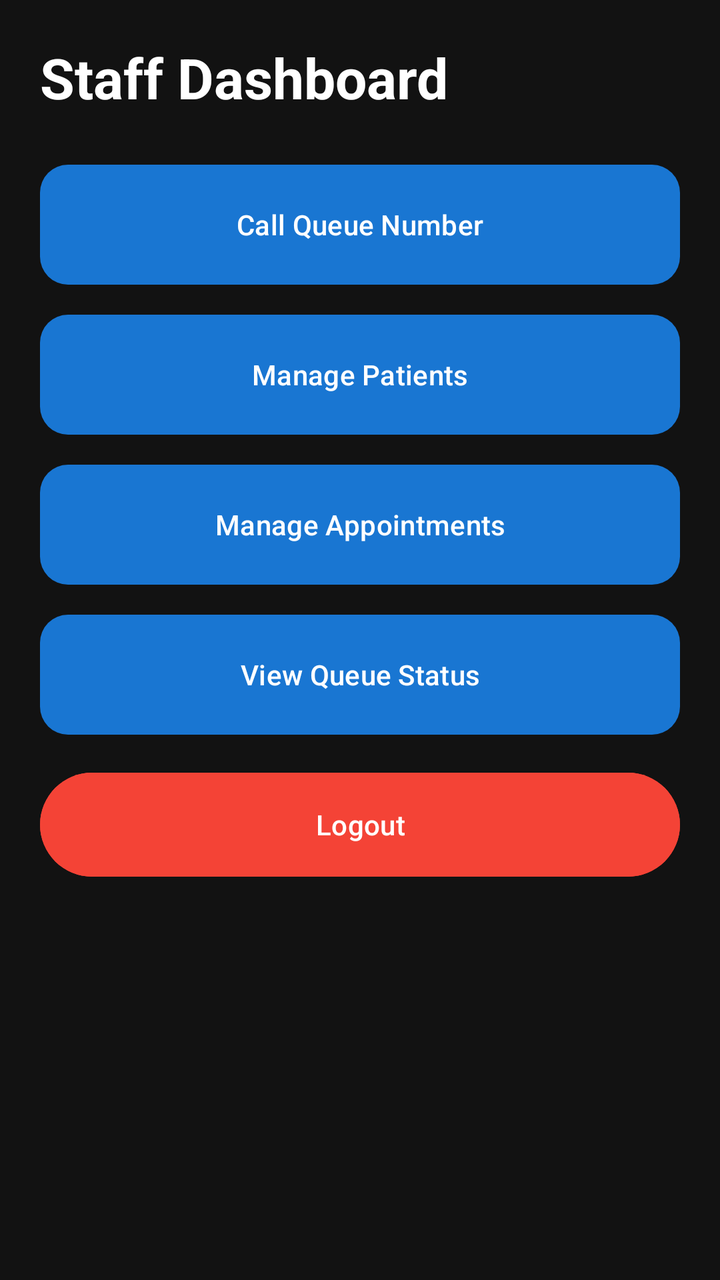
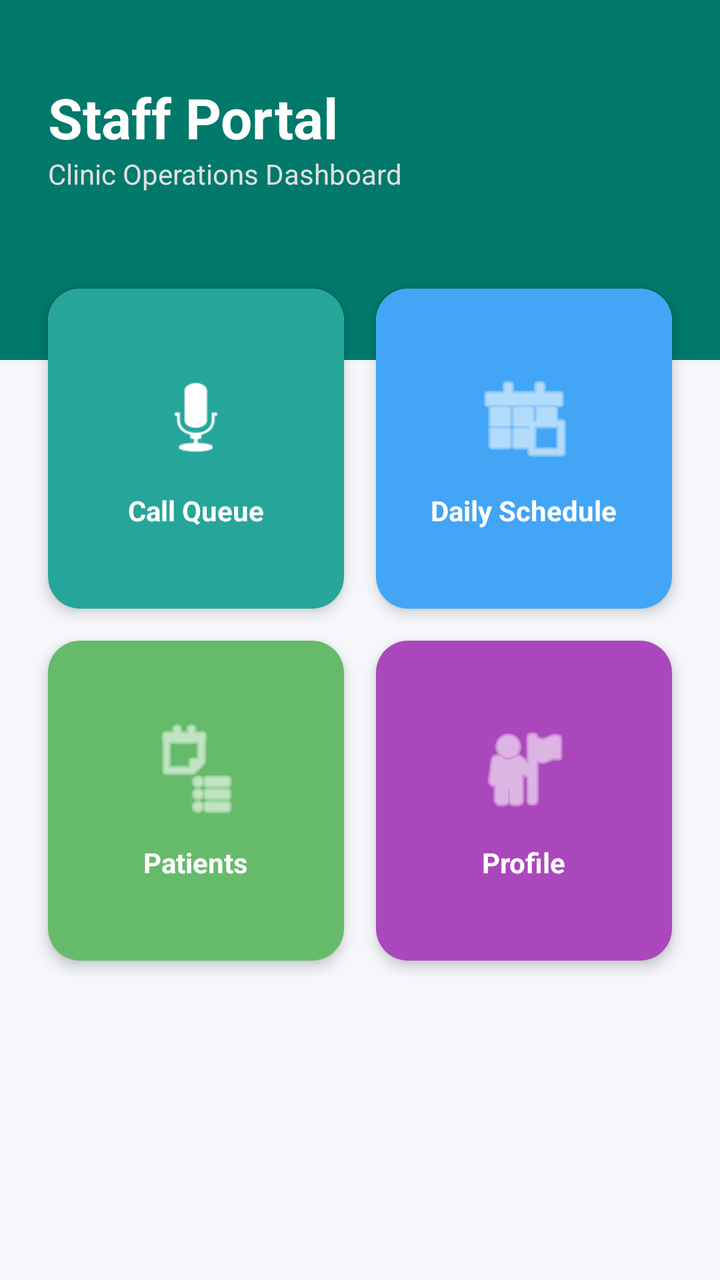

Screens rendered from an Android XML layout before and after an edit, with the pre-edit source and the edit as a unified diff.
<!-- AndroidManifest.xml: application theme Theme.GlenEzyCareApps -->
<!-- res/layout/activity_staff_dash_board.xml -->
<?xml version="1.0" encoding="utf-8"?>
<ScrollView xmlns:android="http://schemas.android.com/apk/res/android"
    android:layout_width="match_parent"
    android:layout_height="match_parent"
    android:background="#121212">

    <LinearLayout
        android:layout_width="match_parent"
        android:layout_height="wrap_content"
        android:orientation="vertical"
        android:padding="20dp">

        <TextView
            android:layout_width="wrap_content"
            android:layout_height="wrap_content"
            android:text="Staff Dashboard"
            android:textColor="#FFFFFF"
            android:textSize="28sp"
            android:textStyle="bold"
            android:layout_marginBottom="25dp"/>

        <Button
            android:id="@+id/btnCallQueue"
            android:layout_width="match_parent"
            android:layout_height="60dp"
            android:text="Call Queue Number"
            android:textColor="#FFFFFF"
            android:background="@drawable/button_blue"
            android:layout_marginBottom="15dp"/>

        <Button
            android:id="@+id/btnManagePatients"
            android:layout_width="match_parent"
            android:layout_height="60dp"
            android:text="Manage Patients"
            android:textColor="#FFFFFF"
            android:background="@drawable/button_blue"
            android:layout_marginBottom="15dp"/>

        <Button
            android:id="@+id/btnManageAppointments"
            android:layout_width="match_parent"
            android:layout_height="60dp"
            android:text="Manage Appointments"
            android:textColor="#FFFFFF"
            android:background="@drawable/button_blue"
            android:layout_marginBottom="15dp"/>

        <Button
            android:id="@+id/btnQueueStatus"
            android:layout_width="match_parent"
            android:layout_height="60dp"
            android:text="View Queue Status"
            android:textColor="#FFFFFF"
            android:background="@drawable/button_blue"
            android:layout_marginBottom="15dp"/>

        <Button
            android:id="@+id/btnStaffLogout"
            android:layout_width="match_parent"
            android:layout_height="60dp"
            android:text="Logout"
            android:textColor="#FFFFFF"
            android:backgroundTint="#F44336"/>

    </LinearLayout>

</ScrollView>
<!-- resources referenced by this layout -->
<resources>
  <!-- drawable button_blue (drawable) -->
  <?xml version="1.0" encoding="utf-8"?>
  <shape xmlns:android="http://schemas.android.com/apk/res/android">
      <solid android:color="@color/primary_blue"/>
      <corners android:radius="14dp"/>
  </shape>
  <style name="Theme.GlenEzyCareApps" parent="Theme.Material3.DayNight.NoActionBar">
  
          <item name="colorPrimary">@color/primary_blue</item>
          <item name="colorOnPrimary">@color/white</item>
  
          <item name="android:statusBarColor">@color/background_dark</item>
          <item name="android:navigationBarColor">@color/background_dark</item>
  
      </style>
  <color name="primary_blue">#1976D2</color>
  <color name="white">#FFFFFF</color>
  <color name="background_dark">#121212</color>
</resources>

<!-- the commit's change to res/layout/activity_staff_dash_board.xml (unified diff, before → after) -->
@@ -1,68 +1,184 @@
 <?xml version="1.0" encoding="utf-8"?>
-<ScrollView xmlns:android="http://schemas.android.com/apk/res/android"
+<androidx.constraintlayout.widget.ConstraintLayout xmlns:android="http://schemas.android.com/apk/res/android"
+    xmlns:app="http://schemas.android.com/apk/res-auto"
     android:layout_width="match_parent"
     android:layout_height="match_parent"
-    android:background="#121212">
+    android:background="#F5F7FA">
 
-    <LinearLayout
+    
+    <View
+        android:id="@+id/topHeader"
         android:layout_width="match_parent"
+        android:layout_height="180dp"
+        android:background="#00796B"
+        app:layout_constraintTop_toTopOf="parent" />
+
+    <TextView
+        android:id="@+id/tvStaffTitle"
+        android:layout_width="wrap_content"
         android:layout_height="wrap_content"
-        android:orientation="vertical"
-        android:padding="20dp">
+        android:layout_marginStart="24dp"
+        android:layout_marginTop="40dp"
+        android:text="Staff Portal"
+        android:textColor="@color/white"
+        android:textSize="28sp"
+        android:textStyle="bold"
+        app:layout_constraintStart_toStartOf="parent"
+        app:layout_constraintTop_toTopOf="parent" />
 
-        <TextView
-            android:layout_width="wrap_content"
+    <TextView
+        android:layout_width="wrap_content"
+        android:layout_height="wrap_content"
+        android:text="Clinic Operations Dashboard"
+        android:textColor="#E0E0E0"
+        android:textSize="14sp"
+        app:layout_constraintStart_toStartOf="@+id/tvStaffTitle"
+        app:layout_constraintTop_toBottomOf="@+id/tvStaffTitle" />
+
+    <androidx.core.widget.NestedScrollView
+        android:layout_width="match_parent"
+        android:layout_height="0dp"
+        android:layout_marginTop="-60dp"
+        app:layout_constraintBottom_toBottomOf="parent"
+        app:layout_constraintTop_toBottomOf="@+id/topHeader">
+
+        <GridLayout
+            android:layout_width="match_parent"
             android:layout_height="wrap_content"
-            android:text="Staff Dashboard"
-            android:textColor="#FFFFFF"
-            android:textSize="28sp"
-            android:textStyle="bold"
-            android:layout_marginBottom="25dp"/>
+            android:alignmentMode="alignMargins"
+            android:columnCount="2"
+            android:padding="16dp">
 
-        <Button
-            android:id="@+id/btnCallQueue"
-            android:layout_width="match_parent"
-            android:layout_height="60dp"
-            android:text="Call Queue Number"
-            android:textColor="#FFFFFF"
-            android:background="@drawable/button_blue"
-            android:layout_marginBottom="15dp"/>
+            
+            <androidx.cardview.widget.CardView
+                android:id="@+id/btnCallQueue"
+                android:layout_width="0dp"
+                android:layout_height="160dp"
+                android:layout_columnWeight="1"
+                android:layout_margin="8dp"
+                app:cardCornerRadius="16dp"
+                app:cardElevation="4dp">
 
-        <Button
-            android:id="@+id/btnManagePatients"
-            android:layout_width="match_parent"
-            android:layout_height="60dp"
-            android:text="Manage Patients"
-            android:textColor="#FFFFFF"
-            android:background="@drawable/button_blue"
-            android:layout_marginBottom="15dp"/>
+                <LinearLayout
+                    android:layout_width="match_parent"
+                    android:layout_height="match_parent"
+                    android:background="#26A69A"
+                    android:gravity="center"
+                    android:orientation="vertical">
 
-        <Button
-            android:id="@+id/btnManageAppointments"
-            android:layout_width="match_parent"
-            android:layout_height="60dp"
-            android:text="Manage Appointments"
-            android:textColor="#FFFFFF"
-            android:background="@drawable/button_blue"
-            android:layout_marginBottom="15dp"/>
+                    <ImageView
+                        android:layout_width="50dp"
+                        android:layout_height="50dp"
+                        android:src="@android:drawable/ic_btn_speak_now"
+                        app:tint="@color/white" />
 
-        <Button
-            android:id="@+id/btnQueueStatus"
-            android:layout_width="match_parent"
-            android:layout_height="60dp"
-            android:text="View Queue Status"
-            android:textColor="#FFFFFF"
-            android:background="@drawable/button_blue"
-            android:layout_marginBottom="15dp"/>
+                    <TextView
+                        android:layout_width="wrap_content"
+                        android:layout_height="wrap_content"
+                        android:layout_marginTop="12dp"
+                        android:text="Call Queue"
+                        android:textColor="@color/white"
+                        android:textStyle="bold" />
+                </LinearLayout>
+            </androidx.cardview.widget.CardView>
 
-        <Button
-            android:id="@+id/btnStaffLogout"
-            android:layout_width="match_parent"
-            android:layout_height="60dp"
-            android:text="Logout"
-            android:textColor="#FFFFFF"
-            android:backgroundTint="#F44336"/>
+            
+            <androidx.cardview.widget.CardView
+                android:layout_width="0dp"
+                android:layout_height="160dp"
+                android:layout_columnWeight="1"
+                android:layout_margin="8dp"
+                app:cardCornerRadius="16dp"
+                app:cardElevation="4dp">
 
-    </LinearLayout>
+                <LinearLayout
+                    android:layout_width="match_parent"
+                    android:layout_height="match_parent"
+                    android:background="#42A5F5"
+                    android:gravity="center"
+                    android:orientation="vertical">
 
-</ScrollView>
+                    <ImageView
+                        android:layout_width="50dp"
+                        android:layout_height="50dp"
+                        android:src="@android:drawable/ic_menu_today"
+                        app:tint="@color/white" />
+
+                    <TextView
+                        android:layout_width="wrap_content"
+                        android:layout_height="wrap_content"
+                        android:layout_marginTop="12dp"
+                        android:text="Daily Schedule"
+                        android:textColor="@color/white"
+                        android:textStyle="bold" />
+                </LinearLayout>
+            </androidx.cardview.widget.CardView>
+
+            
+            <androidx.cardview.widget.CardView
+                android:layout_width="0dp"
+                android:layout_height="160dp"
+                android:layout_columnWeight="1"
+                android:layout_margin="8dp"
+                app:cardCornerRadius="16dp"
+                app:cardElevation="4dp">
+
+                <LinearLayout
+                    android:layout_width="match_parent"
+                    android:layout_height="match_parent"
+                    android:background="#66BB6A"
+                    android:gravity="center"
+                    android:orientation="vertical">
+
+                    <ImageView
+                        android:layout_width="50dp"
+                        android:layout_height="50dp"
+                        android:src="@android:drawable/ic_menu_agenda"
+                        app:tint="@color/white" />
+
+                    <TextView
+                        android:layout_width="wrap_content"
+                        android:layout_height="wrap_content"
+                        android:layout_marginTop="12dp"
+                        android:text="Patients"
+                        android:textColor="@color/white"
+                        android:textStyle="bold" />
+                </LinearLayout>
+            </androidx.cardview.widget.CardView>
+
+            
+            <androidx.cardview.widget.CardView
+                android:layout_width="0dp"
+                android:layout_height="160dp"
+                android:layout_columnWeight="1"
+                android:layout_margin="8dp"
+                app:cardCornerRadius="16dp"
+                app:cardElevation="4dp">
+
+                <LinearLayout
+                    android:layout_width="match_parent"
+                    android:layout_height="match_parent"
+                    android:background="#AB47BC"
+                    android:gravity="center"
+                    android:orientation="vertical">
+
+                    <ImageView
+                        android:layout_width="50dp"
+                        android:layout_height="50dp"
+                        android:src="@android:drawable/ic_menu_myplaces"
+                        app:tint="@color/white" />
+
+                    <TextView
+                        android:layout_width="wrap_content"
+                        android:layout_height="wrap_content"
+                        android:layout_marginTop="12dp"
+                        android:text="Profile"
+                        android:textColor="@color/white"
+                        android:textStyle="bold" />
+                </LinearLayout>
+            </androidx.cardview.widget.CardView>
+
+        </GridLayout>
+    </androidx.core.widget.NestedScrollView>
+
+</androidx.constraintlayout.widget.ConstraintLayout>
<!-- resource entries referenced after the edit -->
@@ -1,11 +1,5 @@
 <!-- resources referenced by this layout -->
 <resources>
-  <!-- drawable button_blue (drawable) -->
-  <?xml version="1.0" encoding="utf-8"?>
-  <shape xmlns:android="http://schemas.android.com/apk/res/android">
-      <solid android:color="@color/primary_blue"/>
-      <corners android:radius="14dp"/>
-  </shape>
   <style name="Theme.GlenEzyCareApps" parent="Theme.Material3.DayNight.NoActionBar">
   
           <item name="colorPrimary">@color/primary_blue</item>
